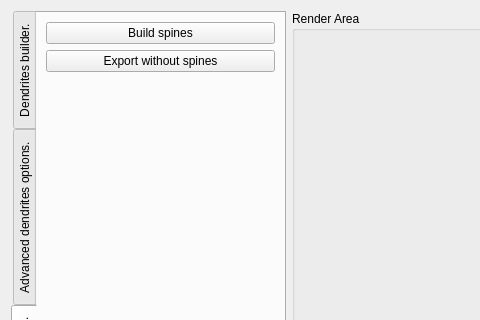
Before: the Qt Designer form Neuronize/NeuroGeneratorWidget.ui in vg-lab/Neuronize, drawn with Qt 5; both pictures show x 0 to 480 and y 0 to 320 of the 922 by 887 pixel window.
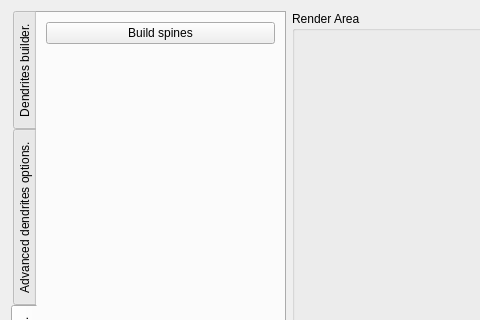
After: the same form once the commit is applied. The open tabs and pages were chosen to show the change.

Commit message: Changed export behavior. Now everything is exported by default

The edit to the form file:
```diff
--- a/Neuronize/NeuroGeneratorWidget.ui
+++ b/Neuronize/NeuroGeneratorWidget.ui
@@ -397,13 +397,6 @@
          </property>
         </widget>
        </item>
-       <item>
-        <widget class="QPushButton" name="pushButton_FinishNeuron">
-         <property name="text">
-          <string>Export without spines</string>
-         </property>
-        </widget>
-       </item>
        <item>
         <spacer name="verticalSpacer_4">
          <property name="orientation">
```
Left out of the diff: 3 changed lines with no effect on the pictures. The commit also changes 10 other files.
